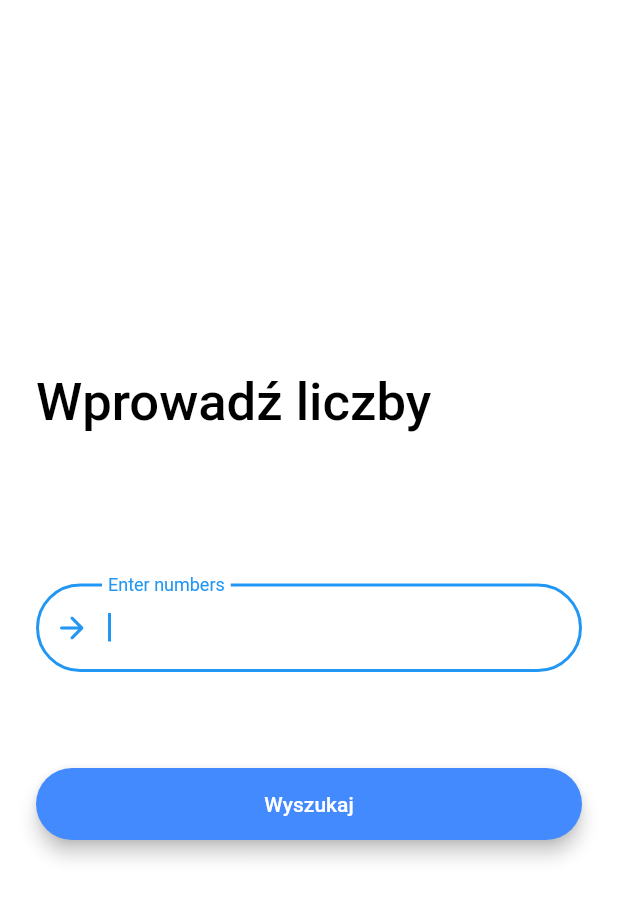
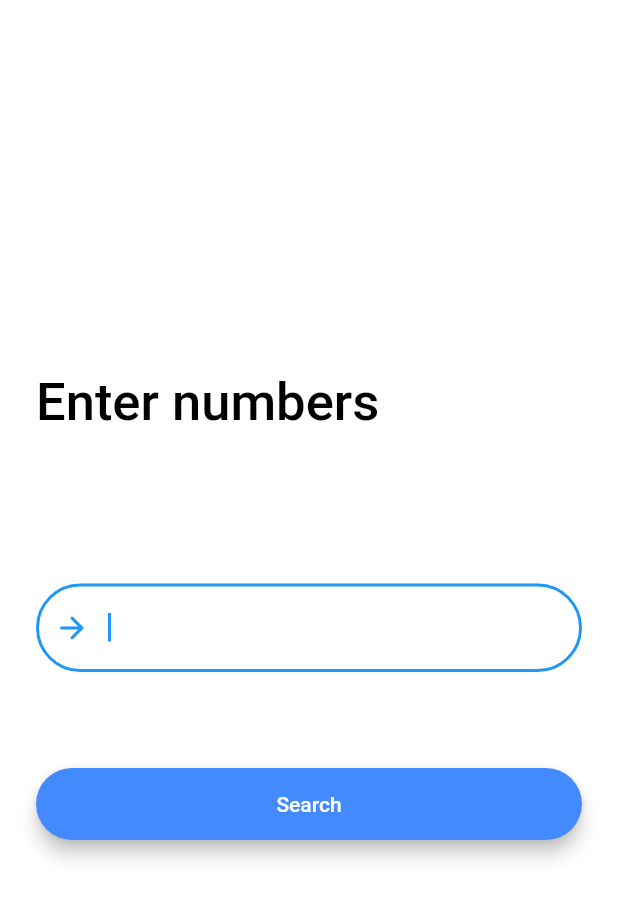
Before and after one commit to kamilstpn/wartosc_odstajaca, a Flutter app: the screen it shows after launch, on a phone screen of 412 x 824 dp. Shown: the top 899 px of the screen. Run offline on Flutter 3.47's test engine with Material 2 defaults, Android fonts, the phone set to English and light mode, and no system bars; our stand-ins replace animated_text_kit.

Commit message:
poprawiony tekst

```diff
--- a/lib/main.dart
+++ b/lib/main.dart
@@ -2,13 +2,15 @@ import 'package:flutter/material.dart';
 import 'package:wartosc_odstajaca/screens/welcome_screen.dart';
 import 'package:wartosc_odstajaca/screens/result_screen.dart';
 
-void main()=>runApp(Start());
+void main()=>runApp(const Start());
 class Start extends StatelessWidget{
+  const Start({super.key});
+
   @override
   Widget build (BuildContext context){
     return MaterialApp(
       theme: ThemeData.dark().copyWith(
-        textTheme: TextTheme(
+        textTheme: const TextTheme(
           bodyText1: TextStyle(color:Colors.black54),
         ),
       ),
--- a/lib/screens/welcome_screen.dart
+++ b/lib/screens/welcome_screen.dart
@@ -3,6 +3,8 @@ import 'result_screen.dart';
 import 'package:animated_text_kit/animated_text_kit.dart';
 class WelcomeScreen extends StatefulWidget {
   static const String id = 'welcome_screen';
+
+  const WelcomeScreen({super.key});
   @override
   _WelcomeScreenState createState() => _WelcomeScreenState();
 }
@@ -35,40 +37,40 @@ class _WelcomeScreenState extends State<WelcomeScreen> {
     return Scaffold(
       backgroundColor: Colors.white,
       body: Padding(
-        padding: EdgeInsets.symmetric(horizontal: 24.0),
+        padding: const EdgeInsets.symmetric(horizontal: 24.0),
         child: Column(
           mainAxisAlignment: MainAxisAlignment.center,
           crossAxisAlignment: CrossAxisAlignment.stretch,
           children: <Widget>[
             TypewriterAnimatedTextKit(
-              text: ['Wprowadź liczby'],
-              textStyle: TextStyle(
+              text: const ['Enter numbers'],
+              textStyle: const TextStyle(
                 color: Colors.black,
                 fontSize: 35.0,
                 fontWeight: FontWeight.w500,
               ),
             ),
-            SizedBox(
+            const SizedBox(
               height: 100.0,
             ),
             TextField(
               controller: _controller,
               keyboardType: TextInputType.number,
               autofocus: true,
-              style: TextStyle(color: Colors.blueAccent),
+              style: const TextStyle(color: Colors.blueAccent),
               decoration: InputDecoration(
-                prefixIcon: Icon(Icons.arrow_forward_rounded),
+                prefixIcon: const Icon(Icons.arrow_forward_rounded),
                 border: OutlineInputBorder(
                   borderRadius: BorderRadius.circular(30.0)
                 ),
-                labelText: 'Enter numbers',
+                //labelText: 'Enter numbers',
               ),
             ),
-            SizedBox(
+            const SizedBox(
               height: 48.0,
             ),
             Padding(
-              padding: EdgeInsets.symmetric(vertical: 16.0),
+              padding: const EdgeInsets.symmetric(vertical: 16.0),
               child: Material(
                 color: Colors.blueAccent,
                 borderRadius: BorderRadius.circular(30.0),
@@ -84,8 +86,8 @@ class _WelcomeScreenState extends State<WelcomeScreen> {
                       showDialog(
                         context: context,
                         builder: (context){
-                            return AlertDialog(
-                              content: Text('Wprowadź przynajmniej 3 liczby'),
+                            return const AlertDialog(
+                              content: Text('Enter at least 3 numbers'),
                             );
                         },
                       );
@@ -99,8 +101,8 @@ class _WelcomeScreenState extends State<WelcomeScreen> {
                   },
                   minWidth: 200.0,
                   height: 42.0,
-                  child: Text(
-                    'Wyszukaj',
+                  child: const Text(
+                    'Search',
                   ),
                 ),
               ),
```
Also changed, not shown: lib/screens/result_screen.dart (+6 -6 lines).
